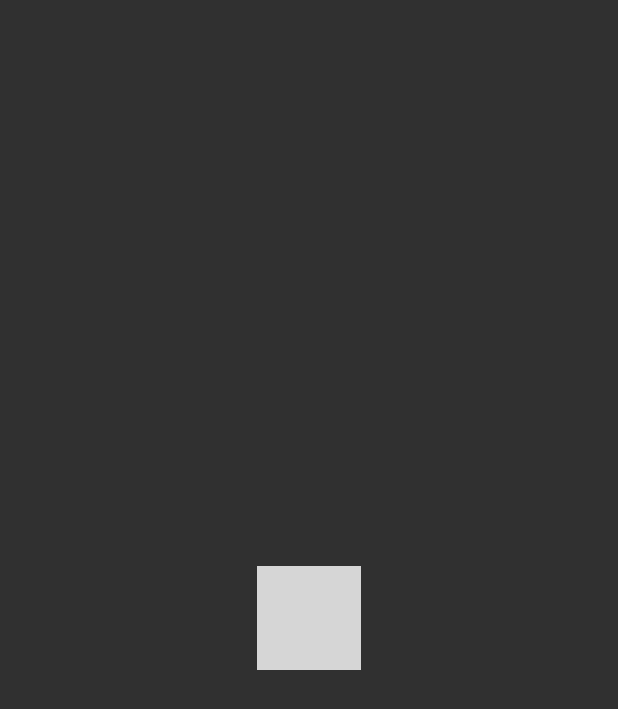
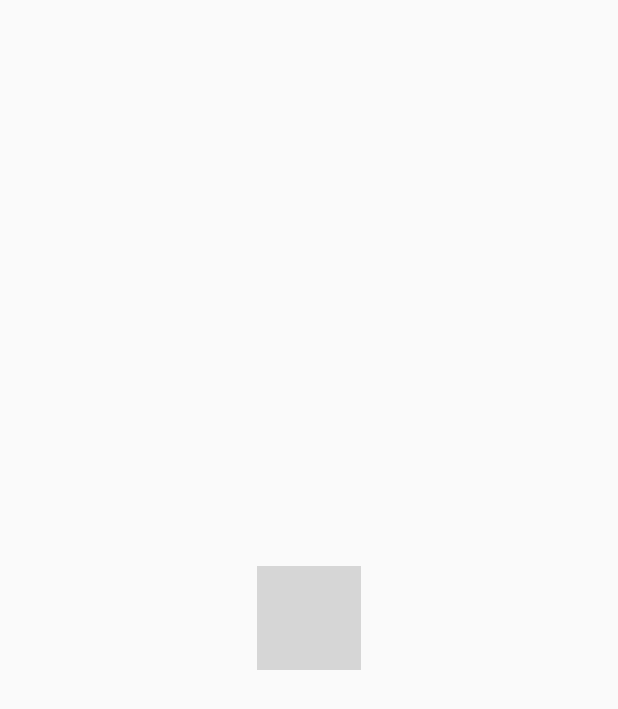
Before and after one commit to bayurayhan/ppk-android, an Android app: the screen it shows after launch (SplashActivity), on a phone screen of 412 x 824 dp. Shown: the top 709 px of the screen. Run offline under Robolectric (Android 15) with nearby library versions, the phone set to English and light mode, and no system bars; network calls fail; grey boxes are pictures that could not be loaded.

Commit message:
Change to light

```diff
--- a/app/src/main/AndroidManifest.xml
+++ b/app/src/main/AndroidManifest.xml
@@ -17,7 +17,7 @@
         <activity
             android:name=".SplashActivity"
             android:exported="true"
-            android:theme="@style/Theme.AppCompat.NoActionBar">
+            android:theme="@style/Theme.AppCompat.Light.NoActionBar">
             <intent-filter>
                 <action android:name="android.intent.action.MAIN" />
                 <category android:name="android.intent.category.LAUNCHER" />
--- a/app/src/main/res/layout/activity_splash.xml
+++ b/app/src/main/res/layout/activity_splash.xml
@@ -4,7 +4,7 @@
     xmlns:tools="http://schemas.android.com/tools"
     android:layout_width="match_parent"
     android:layout_height="match_parent"
-    android:theme="@style/Theme.AppCompat.NoActionBar"
+    android:theme="@style/Theme.AppCompat.Light.NoActionBar"
     tools:context=".SplashActivity">
 
     <ImageView
```
